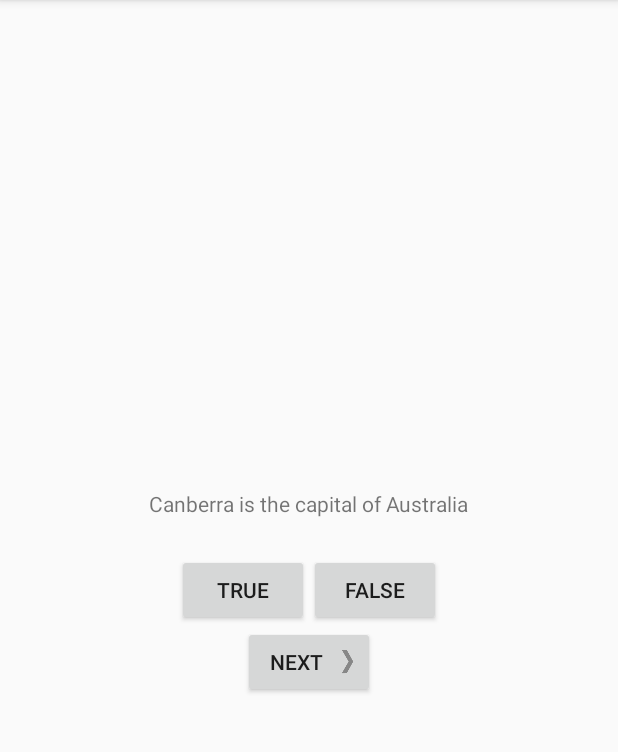
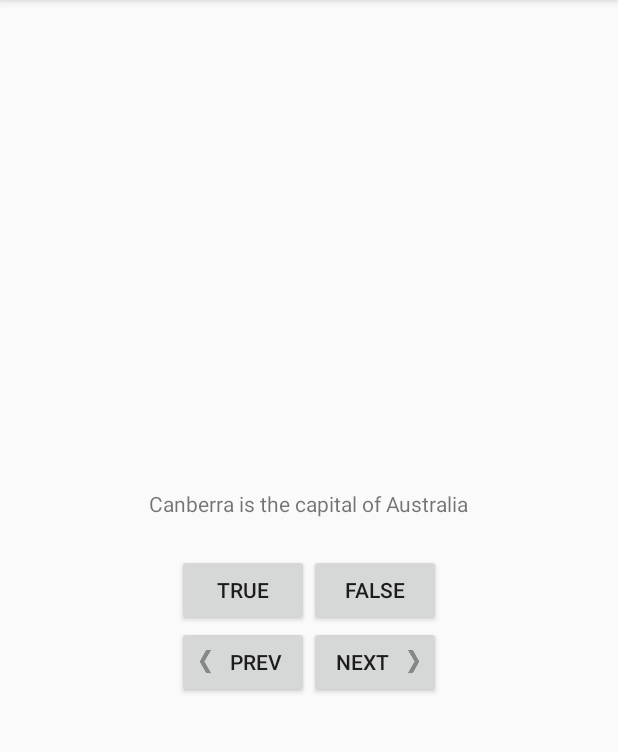
Before and after one commit to Gillz17/GeoQuiz, an Android app: the screen it shows after launch (QuizActivity), on a phone screen of 412 x 824 dp, the part 84-836 px from its top. Run offline under Robolectric (Android 15) with nearby library versions, the phone set to English and light mode, and no system bars.

Commit message:
Added Prev. Button

```diff
--- a/app/src/main/java/com/learning/android/geoquiz/QuizActivity.java
+++ b/app/src/main/java/com/learning/android/geoquiz/QuizActivity.java
@@ -59,9 +59,18 @@ public class QuizActivity extends AppCompatActivity {
         mCurrentIndex = currentIndex;
     }
 
+    public Button getPrevButton() {
+        return mPrevButton;
+    }
+
+    public void setPrevButton(Button prevButton) {
+        mPrevButton = prevButton;
+    }
+
     private Button mTrueButton;
     private Button mFalseButton;
     private Button mNextButton;
+    private Button mPrevButton;
     private TextView mQuestionTextView;
 
     private Question[] mQuestionBank = new Question[]{
@@ -104,6 +113,14 @@ public class QuizActivity extends AppCompatActivity {
                 updateQuestion();
             }
         });
+        mPrevButton = (Button) findViewById(R.id.prev_button);
+        mPrevButton.setOnClickListener(new View.OnClickListener(){
+            @Override
+            public void onClick(View v){
+                mCurrentIndex = (mCurrentIndex -1) % mQuestionBank.length;
+                updateQuestion();
+            }
+        });
         updateQuestion();
     }
     private void updateQuestion(){
--- a/app/src/main/res/layout/activity_quiz.xml
+++ b/app/src/main/res/layout/activity_quiz.xml
@@ -26,12 +26,27 @@
             android:layout_width="wrap_content"
             android:layout_height="wrap_content"
             android:text="@string/false_button"/>
+
     </LinearLayout>
-    <Button
-        android:id="@+id/next_button"
+
+    <LinearLayout
         android:layout_width="wrap_content"
-        android:layout_height="wrap_content"
-        android:text="@string/next_button"
-        android:drawableRight="@drawable/arrow_right"
-        android:drawablePadding="4dp"/>
+        android:layout_height="wrap_content" >
+
+        <Button
+            android:id="@+id/prev_button"
+            android:layout_width="wrap_content"
+            android:layout_height="wrap_content"
+            android:text="Prev"
+            android:drawableLeft="@drawable/arrow_left"
+            android:drawablePadding="4dp"/>
+        <Button
+            android:id="@+id/next_button"
+            android:layout_width="wrap_content"
+            android:layout_height="wrap_content"
+            android:text="Next"
+            android:drawableRight="@drawable/arrow_right"
+            android:drawablePadding="4dp"/>
+
+    </LinearLayout>
 </LinearLayout>
```
